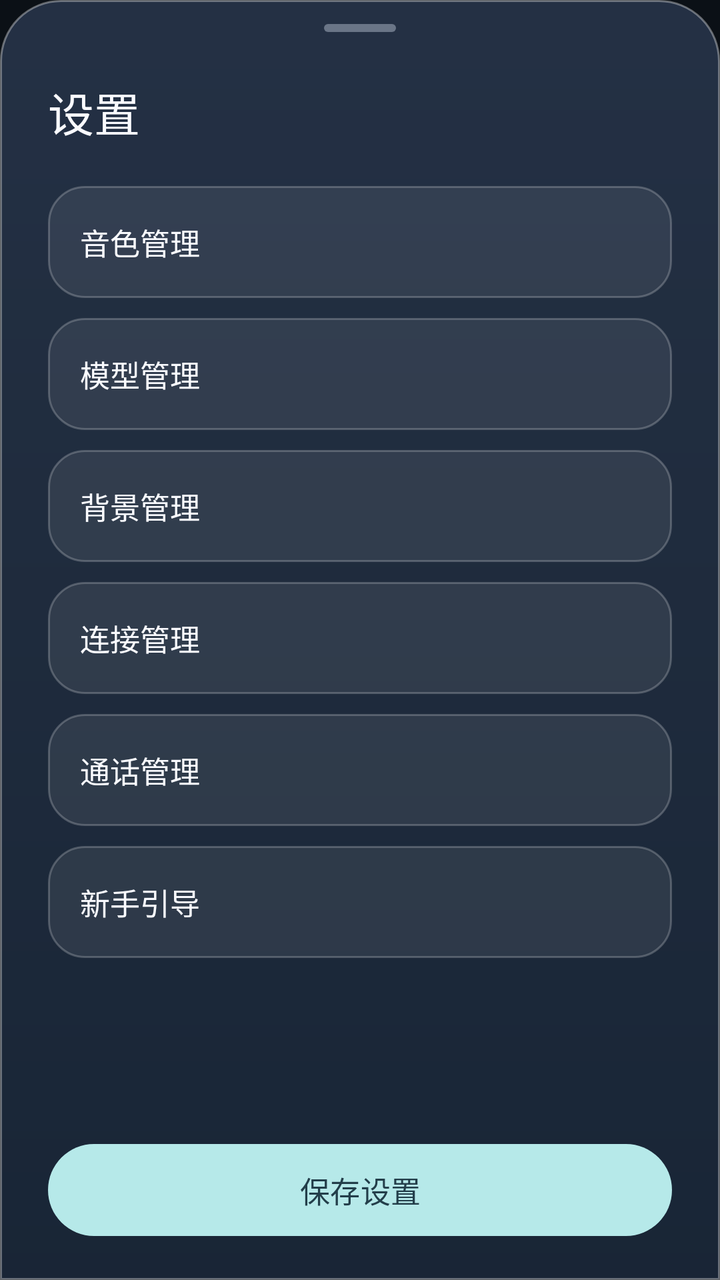
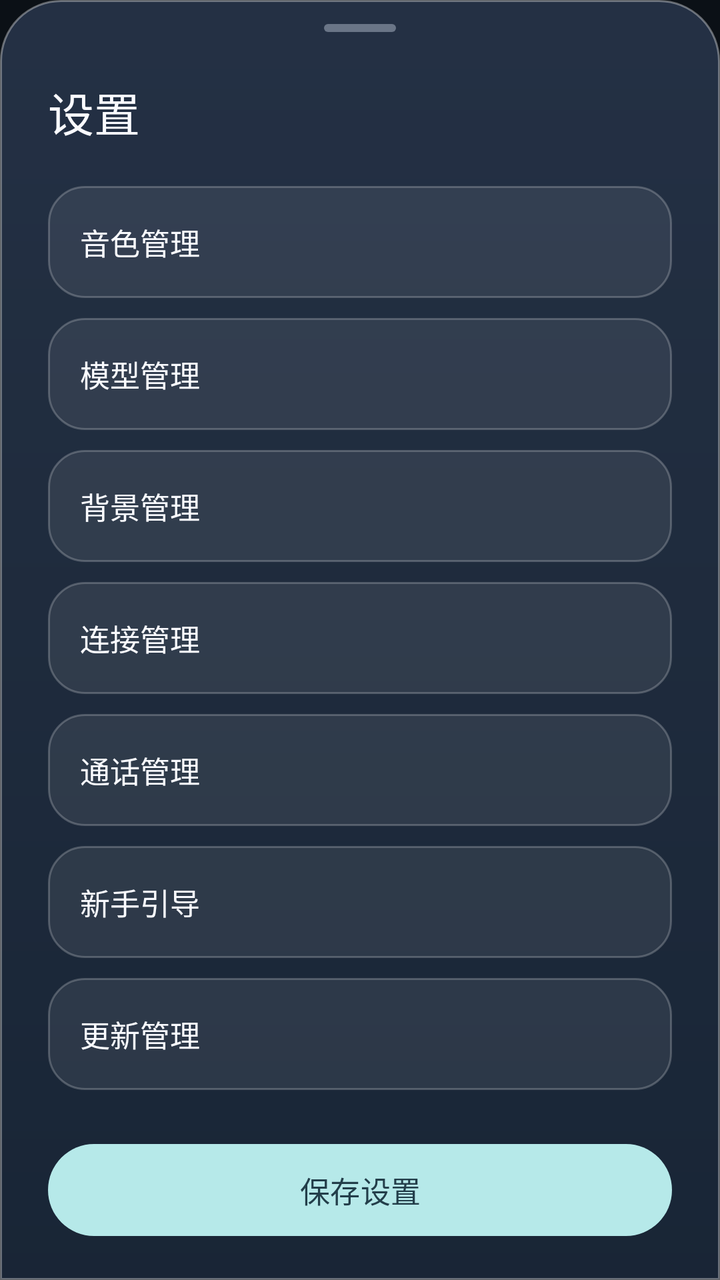

Screens rendered from an Android XML layout before and after an edit, with the pre-edit source and the edit as a unified diff.
<!-- AndroidManifest.xml: application theme Theme.PRTS -->
<!-- res/layout/sheet_settings.xml -->
<?xml version="1.0" encoding="utf-8"?>
<LinearLayout xmlns:android="http://schemas.android.com/apk/res/android" xmlns:app="http://schemas.android.com/apk/res-auto"
    android:layout_width="match_parent" android:layout_height="wrap_content" android:orientation="vertical"
    android:background="@drawable/ui_sheet_surface">
    <LinearLayout android:layout_width="match_parent" android:layout_height="wrap_content" android:orientation="vertical"
        android:paddingHorizontal="24dp" android:paddingTop="12dp" android:paddingBottom="15dp">
        <View android:layout_width="36dp" android:layout_height="4dp" android:layout_gravity="center_horizontal"
            android:layout_marginBottom="18dp" android:background="@drawable/ui_sheet_handle"/>
        <LinearLayout android:layout_width="match_parent" android:layout_height="wrap_content"
            android:gravity="center_vertical" android:minHeight="44dp" android:orientation="horizontal">
            <TextView android:id="@+id/btnSettingsBack" android:layout_width="44dp" android:layout_height="44dp"
                android:layout_marginEnd="10dp" android:gravity="center" android:background="@drawable/ui_chip"
                android:text="‹" android:textColor="@color/ui_text" android:textSize="27sp"
                android:contentDescription="返回设置" android:clickable="true" android:focusable="true" android:visibility="gone"/>
            <TextView android:id="@+id/settingsPageTitle" android:layout_width="wrap_content" android:layout_height="wrap_content"
                android:accessibilityLiveRegion="polite" android:text="设置" android:textColor="@color/ui_text"
                android:textSize="23sp" android:fontFamily="sans-serif-medium"/>
        </LinearLayout>
    </LinearLayout>
    <ScrollView android:id="@+id/settingsScroll" android:layout_width="match_parent" android:layout_height="0dp"
        android:layout_weight="1" android:fillViewport="false" android:scrollbars="none">
        <LinearLayout android:layout_width="match_parent" android:layout_height="wrap_content" android:orientation="vertical"
            android:paddingHorizontal="24dp" android:paddingBottom="18dp">
            <LinearLayout android:id="@+id/settingsHomeSection" android:layout_width="match_parent"
                android:layout_height="wrap_content" android:orientation="vertical">
                <TextView android:id="@+id/btnSettingsVoice" android:layout_width="match_parent"
                    android:layout_height="56dp" android:gravity="center_vertical"
                    android:paddingHorizontal="16dp" android:background="@drawable/ui_chip" android:text="音色管理"
                    android:textColor="@color/ui_text" android:textSize="15sp" android:fontFamily="sans-serif-medium"
                    android:clickable="true" android:focusable="true"/>
                <TextView android:id="@+id/btnSettingsModel" android:layout_width="match_parent"
                    android:layout_height="56dp" android:layout_marginTop="10dp" android:gravity="center_vertical"
                    android:paddingHorizontal="16dp" android:background="@drawable/ui_chip" android:text="模型管理"
                    android:textColor="@color/ui_text" android:textSize="15sp" android:fontFamily="sans-serif-medium"
                    android:clickable="true" android:focusable="true"/>
                <TextView android:id="@+id/btnSettingsBackground" android:layout_width="match_parent"
                    android:layout_height="56dp" android:layout_marginTop="10dp" android:gravity="center_vertical"
                    android:paddingHorizontal="16dp" android:background="@drawable/ui_chip" android:text="背景管理"
                    android:textColor="@color/ui_text" android:textSize="15sp" android:fontFamily="sans-serif-medium"
                    android:clickable="true" android:focusable="true"/>
                <TextView android:id="@+id/btnSettingsConnection" android:layout_width="match_parent"
                    android:layout_height="56dp" android:layout_marginTop="10dp" android:gravity="center_vertical"
                    android:paddingHorizontal="16dp" android:background="@drawable/ui_chip" android:text="连接管理"
                    android:textColor="@color/ui_text" android:textSize="15sp" android:fontFamily="sans-serif-medium"
                    android:clickable="true" android:focusable="true"/>
                <TextView android:id="@+id/btnSettingsCall" android:layout_width="match_parent"
                    android:layout_height="56dp" android:layout_marginTop="10dp" android:gravity="center_vertical"
                    android:paddingHorizontal="16dp" android:background="@drawable/ui_chip" android:text="通话管理"
                    android:textColor="@color/ui_text" android:textSize="15sp" android:fontFamily="sans-serif-medium"
                    android:clickable="true" android:focusable="true"/>
                <TextView android:id="@+id/btnSettingsGuide" android:layout_width="match_parent"
                    android:layout_height="56dp" android:layout_marginTop="10dp" android:gravity="center_vertical"
                    android:paddingHorizontal="16dp" android:background="@drawable/ui_chip" android:text="新手引导"
                    android:textColor="@color/ui_text" android:textSize="15sp" android:fontFamily="sans-serif-medium"
                    android:clickable="true" android:focusable="true"/>
            </LinearLayout>
            <LinearLayout android:id="@+id/settingsVoiceSection" android:layout_width="match_parent"
                android:layout_height="wrap_content" android:orientation="vertical" android:visibility="gone">
                <TextView android:layout_width="wrap_content" android:layout_height="wrap_content" android:text="回复语言"
                    android:textColor="@color/ui_text" android:textSize="15sp" android:fontFamily="sans-serif-medium"/>
                <RadioGroup android:id="@+id/groupReplyLanguage" android:layout_width="match_parent" android:layout_height="48dp"
                    android:layout_marginTop="8dp" android:orientation="horizontal">
                    <RadioButton android:id="@+id/replyChinese" android:layout_width="0dp" android:layout_height="match_parent"
                        android:layout_weight="1" android:text="中文" android:tag="zh" android:textColor="@color/ui_text" android:textSize="13sp"/>
                    <RadioButton android:id="@+id/replyJapanese" android:layout_width="0dp" android:layout_height="match_parent"
                        android:layout_weight="1" android:text="日文" android:tag="ja" android:textColor="@color/ui_text" android:textSize="13sp"/>
                    <RadioButton android:id="@+id/langEn" android:layout_width="0dp" android:layout_height="match_parent"
                        android:layout_weight="1" android:text="英文" android:tag="en" android:textColor="@color/ui_text" android:textSize="13sp"/>
                </RadioGroup>
                <View android:layout_width="match_parent" android:layout_height="1dp" android:layout_marginVertical="21dp" android:background="#22FFFFFF"/>
            </LinearLayout>
            <LinearLayout android:id="@+id/settingsModelSection" android:layout_width="match_parent"
                android:layout_height="wrap_content" android:orientation="vertical" android:visibility="gone">
                <LinearLayout android:layout_width="match_parent" android:layout_height="wrap_content" android:gravity="center_vertical">
                    <TextView android:layout_width="0dp" android:layout_weight="1" android:layout_height="wrap_content" android:text="通话角色"
                        android:textColor="@color/ui_text" android:textSize="15sp" android:fontFamily="sans-serif-medium"/>
                    <ImageButton android:id="@+id/btnAddChar" android:layout_width="38dp" android:layout_height="38dp"
                        android:padding="10dp" android:background="@drawable/ui_glass_button" android:src="@drawable/ui_ic_add"
                        android:contentDescription="导入角色模型"/>
                </LinearLayout>
                <HorizontalScrollView android:layout_width="match_parent" android:layout_height="wrap_content" android:layout_marginTop="10dp" android:scrollbars="none">
                    <LinearLayout android:id="@+id/charStrip" android:layout_width="wrap_content" android:layout_height="wrap_content" android:orientation="horizontal"/>
                </HorizontalScrollView>
                <TextView android:id="@+id/btnAdjustCharacter" android:layout_width="match_parent" android:layout_height="46dp"
                    android:layout_marginTop="9dp" android:gravity="center_vertical" android:paddingHorizontal="14dp"
                    android:background="@drawable/ui_chip" android:text="角色大小与位置" android:textColor="@color/ui_text_secondary"
                    android:textSize="12sp" android:clickable="true" android:focusable="true"/>
            </LinearLayout>
            <LinearLayout android:id="@+id/settingsBackgroundSection" android:layout_width="match_parent"
                android:layout_height="wrap_content" android:orientation="vertical" android:visibility="gone">
                <LinearLayout android:layout_width="match_parent" android:layout_height="wrap_content"
                    android:gravity="center_vertical">
                    <TextView android:layout_width="0dp" android:layout_weight="1" android:layout_height="wrap_content" android:text="背景"
                        android:textColor="@color/ui_text" android:textSize="15sp" android:fontFamily="sans-serif-medium"/>
                    <ImageButton android:id="@+id/btnAddBg" android:layout_width="38dp" android:layout_height="38dp"
                        android:padding="10dp" android:background="@drawable/ui_glass_button" android:src="@drawable/ui_ic_add"
                        android:contentDescription="导入背景图片或视频"/>
                </LinearLayout>
                <HorizontalScrollView android:layout_width="match_parent" android:layout_height="88dp" android:layout_marginTop="10dp" android:scrollbars="none">
                    <LinearLayout android:id="@+id/bgStrip" android:layout_width="wrap_content" android:layout_height="match_parent" android:orientation="horizontal"/>
                </HorizontalScrollView>
                <TextView android:id="@+id/btnAdjustBg" android:layout_width="match_parent" android:layout_height="46dp"
                    android:layout_marginTop="9dp" android:gravity="center_vertical" android:paddingHorizontal="14dp"
                    android:background="@drawable/ui_chip" android:text="背景大小与位置" android:textColor="@color/ui_text_secondary"
                    android:textSize="12sp" android:clickable="true" android:focusable="true"/>
            </LinearLayout>
            <LinearLayout android:id="@+id/settingsConnectionSection" android:layout_width="match_parent"
                android:layout_height="wrap_content" android:orientation="vertical" android:visibility="gone">
                <TextView android:layout_width="wrap_content" android:layout_height="wrap_content" android:text="连接方式"
                    android:textColor="@color/ui_text" android:textSize="15sp" android:fontFamily="sans-serif-medium"/>
                <RadioGroup android:id="@+id/groupConnectionMode" android:layout_width="match_parent" android:layout_height="56dp"
                    android:layout_marginTop="11dp" android:orientation="horizontal"/>
                <TextView android:id="@+id/connectionModeHint" android:layout_width="match_parent" android:layout_height="wrap_content"
                    android:layout_marginTop="10dp" android:textColor="@color/ui_text" android:textSize="14sp" android:visibility="gone"/>
                <TextView android:id="@+id/connectionUrlLabel" android:layout_width="wrap_content" android:layout_height="wrap_content"
                    android:layout_marginTop="18dp" android:text="服务网址" android:textColor="@color/ui_text_secondary" android:textSize="12sp"/>
                <EditText android:id="@+id/editConnectionUrl" android:layout_width="match_parent" android:layout_height="50dp"
                    android:layout_marginTop="8dp" android:background="@drawable/ui_input_surface" android:paddingHorizontal="14dp"
                    android:inputType="textUri" android:singleLine="true" android:imeOptions="actionNext"
                    android:textColor="@color/ui_text" android:textColorHint="@color/ui_text_muted" android:textSize="12sp"
                    android:importantForAutofill="no"/>
                <LinearLayout android:id="@+id/apiKeyRow" android:layout_width="match_parent" android:layout_height="wrap_content"
                    android:orientation="vertical" android:layout_marginTop="14dp">
                    <LinearLayout android:layout_width="match_parent" android:layout_height="wrap_content" android:gravity="center_vertical">
                        <TextView android:layout_width="0dp" android:layout_height="wrap_content" android:layout_weight="1"
                            android:text="API Key" android:textColor="@color/ui_text_secondary" android:textSize="12sp"/>
                        <TextView android:id="@+id/btnClearApiKey" android:layout_width="wrap_content" android:layout_height="36dp"
                            android:gravity="center" android:paddingHorizontal="5dp" android:text="清除" android:textSize="11sp"
                            android:textColor="@color/ui_accent" android:clickable="true" android:focusable="true"/>
                    </LinearLayout>
                    <EditText android:id="@+id/editApiKey" android:layout_width="match_parent" android:layout_height="50dp"
                        android:background="@drawable/ui_input_surface" android:paddingHorizontal="14dp" android:inputType="textPassword"
                        android:singleLine="true" android:imeOptions="actionDone" android:saveEnabled="false"
                        android:importantForAutofill="no" android:textColor="@color/ui_text" android:textColorHint="@color/ui_text_muted"
                        android:hint="API Key" android:textSize="12sp"/>
                </LinearLayout>
                <LinearLayout android:id="@+id/callRelayFields" android:layout_width="match_parent"
                    android:layout_height="wrap_content" android:layout_marginTop="14dp"
                    android:orientation="vertical" android:visibility="gone">
                    <EditText android:id="@+id/editCallRelayUrl" android:layout_width="match_parent"
                        android:layout_height="50dp" android:background="@drawable/ui_input_surface"
                        android:paddingHorizontal="14dp" android:inputType="textUri" android:singleLine="true"
                        android:hint="通话中继地址" android:textColor="@color/ui_text"
                        android:textColorHint="@color/ui_text_muted" android:textSize="12sp"
                        android:importantForAutofill="no"/>
                    <EditText android:id="@+id/editCallRelayKey" android:layout_width="match_parent"
                        android:layout_height="50dp" android:layout_marginTop="8dp" android:background="@drawable/ui_input_surface"
                        android:paddingHorizontal="14dp" android:inputType="textPassword" android:singleLine="true"
                        android:hint="通话中继 Key（选填）" android:textColor="@color/ui_text"
                        android:textColorHint="@color/ui_text_muted" android:textSize="12sp"
                        android:saveEnabled="false" android:importantForAutofill="no"/>
                </LinearLayout>
                <LinearLayout android:id="@+id/pairingRow" android:layout_width="match_parent" android:layout_height="wrap_content"
                    android:orientation="vertical" android:layout_marginTop="14dp" android:padding="15dp" android:background="@drawable/ui_glass_panel">
                    <TextView android:layout_width="wrap_content" android:layout_height="wrap_content" android:text="手机连接码"
                        android:textColor="@color/ui_text_secondary" android:textSize="12sp"/>
                    <TextView android:id="@+id/pairingCode" android:layout_width="match_parent" android:layout_height="wrap_content"
                        android:layout_marginTop="10dp" android:text="— — — — — —" android:textColor="@color/ui_text"
                        android:textSize="25sp" android:letterSpacing="0.12" android:fontFamily="monospace"
                        android:textIsSelectable="true" android:contentDescription="本机配对码"/>
                    <TextView android:id="@+id/pairingStatus" android:layout_width="match_parent" android:layout_height="wrap_content"
                        android:layout_marginTop="8dp" android:textColor="@color/ui_text" android:textSize="14sp"
                        android:visibility="gone"/>
                    <com.google.android.material.button.MaterialButton android:id="@+id/btnGeneratePairingCode" style="@style/PRTS.Button"
                        android:layout_width="match_parent" android:layout_height="46dp" android:layout_marginTop="12dp"
                        android:text="生成连接码" android:textSize="13sp" android:textColor="@color/ui_accent_ink"
                        app:backgroundTint="@color/ui_accent" app:cornerRadius="23dp"/>
                </LinearLayout>
            </LinearLayout>
            <LinearLayout android:id="@+id/settingsCallSection" android:layout_width="match_parent"
                android:layout_height="wrap_content" android:orientation="vertical" android:visibility="gone">
                <androidx.appcompat.widget.SwitchCompat android:id="@+id/proactiveSpeechSwitch"
                    android:layout_width="match_parent" android:layout_height="48dp" android:text="主动开口"
                    android:textColor="@color/ui_text" android:textSize="15sp"/>
                <TextView android:layout_width="wrap_content" android:layout_height="wrap_content"
                    android:layout_marginTop="18dp" android:labelFor="@+id/editProactiveWaitSeconds"
                    android:text="静默等待（秒）" android:textColor="@color/ui_text" android:textSize="15sp"/>
                <EditText android:id="@id/editProactiveWaitSeconds" android:layout_width="match_parent"
                    android:layout_height="50dp" android:layout_marginTop="8dp" android:background="@drawable/ui_input_surface"
                    android:paddingHorizontal="14dp" android:inputType="number" android:singleLine="true"
                    android:maxLength="3" android:imeOptions="actionDone" android:importantForAutofill="no"
                    android:textColor="@color/ui_text" android:textSize="16sp"/>
            </LinearLayout>
        </LinearLayout>
    </ScrollView>
    <LinearLayout android:layout_width="match_parent" android:layout_height="wrap_content" android:orientation="vertical"
        android:paddingHorizontal="24dp" android:paddingTop="10dp" android:paddingBottom="18dp">
        <TextView android:id="@+id/settingsError" android:layout_width="match_parent" android:layout_height="wrap_content"
            android:layout_marginBottom="8dp" android:textColor="@color/ui_danger" android:textSize="12sp" android:visibility="gone"/>
        <com.google.android.material.button.MaterialButton android:id="@+id/btnSaveSettings" style="@style/PRTS.Button"
            android:layout_width="match_parent" android:layout_height="54dp" android:text="保存设置" android:textSize="15sp"
            android:textColor="@color/ui_accent_ink" app:backgroundTint="@color/ui_accent" app:cornerRadius="28dp"/>
    </LinearLayout>
</LinearLayout>
<!-- resources referenced by this layout -->
<resources>
  <color name="ui_accent">#B6E9E9</color>
  <color name="ui_accent_ink">#233E4A</color>
  <color name="ui_danger">#F38B9F</color>
  <color name="ui_text">#FAFBFF</color>
  <color name="ui_text_muted">#9DACC2</color>
  <color name="ui_text_secondary">#CAD5E5</color>
  <!-- drawable ui_chip (drawable) -->
  <?xml version="1.0" encoding="utf-8"?>
  <shape xmlns:android="http://schemas.android.com/apk/res/android">
      <solid android:color="#14FFFFFF"/><stroke android:width="1dp" android:color="#38FFFFFF"/>
      <corners android:radius="18dp"/>
  </shape>
  <!-- drawable ui_glass_button (drawable) -->
  <?xml version="1.0" encoding="utf-8"?>
  <ripple xmlns:android="http://schemas.android.com/apk/res/android" android:color="#40FFFFFF">
      <item><shape>
          <gradient android:angle="270" android:startColor="#68FFFFFF" android:endColor="#2EFFFFFF"/>
          <stroke android:width="1dp" android:color="#9AFFFFFF"/>
          <corners android:radius="36dp"/>
      </shape></item>
  </ripple>
  <!-- drawable ui_glass_panel (drawable) -->
  <?xml version="1.0" encoding="utf-8"?>
  <shape xmlns:android="http://schemas.android.com/apk/res/android">
      <gradient android:angle="270" android:startColor="#3CFFFFFF" android:endColor="#1CFFFFFF"/>
      <stroke android:width="1dp" android:color="#60FFFFFF"/>
      <corners android:radius="26dp"/>
  </shape>
  <!-- drawable ui_ic_add (drawable) -->
  <?xml version="1.0" encoding="utf-8"?>
  <vector xmlns:android="http://schemas.android.com/apk/res/android" android:width="24dp" android:height="24dp" android:viewportWidth="24" android:viewportHeight="24">
      <path android:fillColor="#00000000" android:strokeColor="#FFFFFFFF" android:strokeWidth="1.8" android:strokeLineCap="round" android:pathData="M12,5 L12,19 M5,12 L19,12"/>
  </vector>
  <!-- drawable ui_input_surface (drawable) -->
  <?xml version="1.0" encoding="utf-8"?>
  <shape xmlns:android="http://schemas.android.com/apk/res/android">
      <solid android:color="#1CFFFFFF"/><stroke android:width="1dp" android:color="#50FFFFFF"/>
      <corners android:radius="18dp"/>
  </shape>
  <!-- drawable ui_sheet_handle (drawable) -->
  <?xml version="1.0" encoding="utf-8"?>
  <shape xmlns:android="http://schemas.android.com/apk/res/android">
      <solid android:color="#65D3DFEE"/><corners android:radius="3dp"/>
  </shape>
  <!-- drawable ui_sheet_surface (drawable) -->
  <?xml version="1.0" encoding="utf-8"?>
  <shape xmlns:android="http://schemas.android.com/apk/res/android">
      <gradient android:angle="270" android:startColor="#F2253246" android:endColor="#FA182536"/>
      <stroke android:width="1dp" android:color="#5BFFFFFF"/>
      <corners android:topLeftRadius="30dp" android:topRightRadius="30dp"/>
  </shape>
  <style name="PRTS.Button" parent="Widget.Material3.Button">
          <item name="android:textColor">@color/bg_deep</item>
          <item name="backgroundTint">@color/accent</item>
          <item name="android:textAllCaps">false</item>
          <item name="cornerRadius">28dp</item>
      </style>
  <style name="Theme.PRTS" parent="Theme.Material3.Dark.NoActionBar">
          <item name="android:windowBackground">@color/bg_deep</item>
          <item name="colorPrimary">@color/accent</item>
          <item name="colorOnPrimary">@color/bg_deep</item>
          <item name="android:statusBarColor">@color/bg_deep</item>
          <item name="android:navigationBarColor">@color/bg_deep</item>
      </style>
  <color name="bg_deep">#0B1016</color>
  <color name="accent">#7FD8C4</color>
</resources>

<!-- the commit's change to res/layout/sheet_settings.xml (unified diff, before → after) -->
@@ -53,6 +53,11 @@
                     android:paddingHorizontal="16dp" android:background="@drawable/ui_chip" android:text="新手引导"
                     android:textColor="@color/ui_text" android:textSize="15sp" android:fontFamily="sans-serif-medium"
                     android:clickable="true" android:focusable="true"/>
+                <TextView android:id="@+id/btnSettingsUpdate" android:layout_width="match_parent"
+                    android:layout_height="56dp" android:layout_marginTop="10dp" android:gravity="center_vertical"
+                    android:paddingHorizontal="16dp" android:background="@drawable/ui_chip" android:text="更新管理"
+                    android:textColor="@color/ui_text" android:textSize="15sp" android:fontFamily="sans-serif-medium"
+                    android:clickable="true" android:focusable="true"/>
             </LinearLayout>
             <LinearLayout android:id="@+id/settingsVoiceSection" android:layout_width="match_parent"
                 android:layout_height="wrap_content" android:orientation="vertical" android:visibility="gone">
@@ -181,6 +186,8 @@
                     android:maxLength="3" android:imeOptions="actionDone" android:importantForAutofill="no"
                     android:textColor="@color/ui_text" android:textSize="16sp"/>
             </LinearLayout>
+            <LinearLayout android:id="@+id/settingsUpdateSection" android:layout_width="match_parent"
+                android:layout_height="wrap_content" android:orientation="vertical" android:visibility="gone"/>
         </LinearLayout>
     </ScrollView>
     <LinearLayout android:layout_width="match_parent" android:layout_height="wrap_content" android:orientation="vertical"
